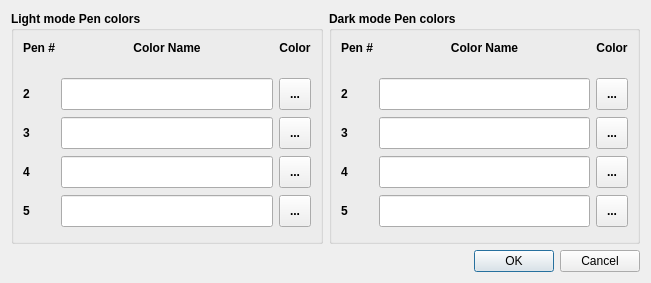
Old version of the form FalconBoard/pencolors.ui in the repository solyoma/FalconBoard.
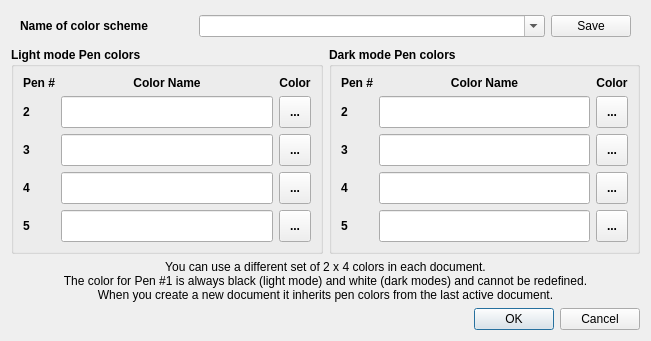
New version of the form.

Commit message: WIP: editing pen colors, not yet save color scheme

The edit to the form file:
```diff
--- a/FalconBoard/pencolors.ui
+++ b/FalconBoard/pencolors.ui
@@ -10,14 +10,26 @@
     <x>0</x>
     <y>0</y>
     <width>651</width>
-    <height>283</height>
+    <height>322</height>
    </rect>
   </property>
   <property name="windowTitle">
    <string>FalconBoard - Define Pen Colors</string>
   </property>
   <layout class="QGridLayout" name="gridLayout">
-   <item row="0" column="0">
+   <item row="2" column="0" colspan="2">
+    <widget class="QLabel" name="label_15">
+     <property name="text">
+      <string>You can use a different set of 2 x 4 colors in each document. 
+The color for Pen #1 is always black (light mode) and white (dark modes) and cannot be redefined. 
+When you create a new document it inherits pen colors from the last active document.</string>
+     </property>
+     <property name="alignment">
+      <set>Qt::AlignCenter</set>
+     </property>
+    </widget>
+   </item>
+   <item row="1" column="0">
     <widget class="QGroupBox" name="grbLight">
      <property name="font">
       <font>
@@ -218,7 +230,17 @@
      </layout>
     </widget>
    </item>
-   <item row="0" column="1">
+   <item row="3" column="1">
+    <widget class="QDialogButtonBox" name="buttonBox">
+     <property name="orientation">
+      <enum>Qt::Horizontal</enum>
+     </property>
+     <property name="standardButtons">
+      <set>QDialogButtonBox::Cancel|QDialogButtonBox::Ok</set>
+     </property>
+    </widget>
+   </item>
+   <item row="1" column="1">
     <widget class="QGroupBox" name="grbDark">
      <property name="font">
       <font>
@@ -419,14 +441,58 @@
      </layout>
     </widget>
    </item>
-   <item row="1" column="1">
-    <widget class="QDialogButtonBox" name="buttonBox">
-     <property name="orientation">
-      <enum>Qt::Horizontal</enum>
+   <item row="0" column="0" colspan="2">
+    <widget class="QWidget" name="widget" native="true">
+     <property name="minimumSize">
+      <size>
+       <width>0</width>
+       <height>30</height>
+      </size>
      </property>
-     <property name="standardButtons">
-      <set>QDialogButtonBox::Cancel|QDialogButtonBox::Ok</set>
-     </property>
+     <layout class="QHBoxLayout" name="horizontalLayout" stretch="1,2,0">
+      <property name="leftMargin">
+       <number>9</number>
+      </property>
+      <property name="topMargin">
+       <number>2</number>
+      </property>
+      <property name="rightMargin">
+       <number>9</number>
+      </property>
+      <property name="bottomMargin">
+       <number>2</number>
+      </property>
+      <item>
+       <widget class="QLabel" name="label_16">
+        <property name="font">
+         <font>
+          <weight>75</weight>
+          <bold>true</bold>
+         </font>
+        </property>
+        <property name="text">
+         <string>Name of color scheme</string>
+        </property>
+       </widget>
+      </item>
+      <item>
+       <widget class="QComboBox" name="comboBox">
+        <property name="editable">
+         <bool>true</bool>
+        </property>
+        <property name="placeholderText">
+         <string>Select Pen Color Scheme</string>
+        </property>
+       </widget>
+      </item>
+      <item>
+       <widget class="QPushButton" name="pushButton">
+        <property name="text">
+         <string>Save</string>
+        </property>
+       </widget>
+      </item>
+     </layout>
     </widget>
    </item>
   </layout>
```
The commit also changes 20 other files.
